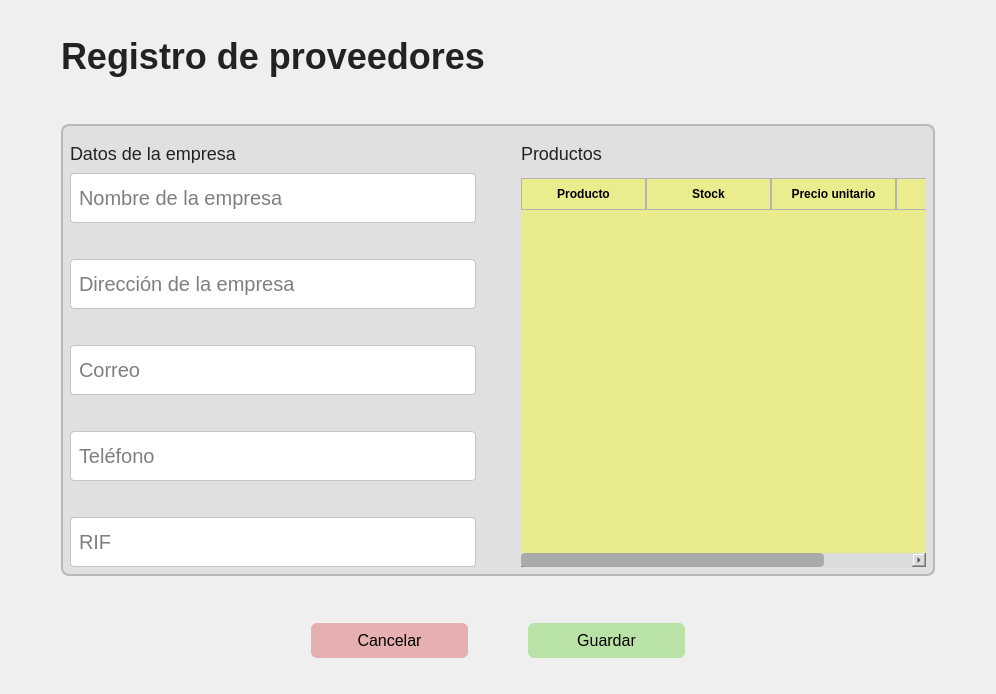
MoralesMortales/SIRCOM, file app/windows/ui/editProviders.ui: the form before one commit.
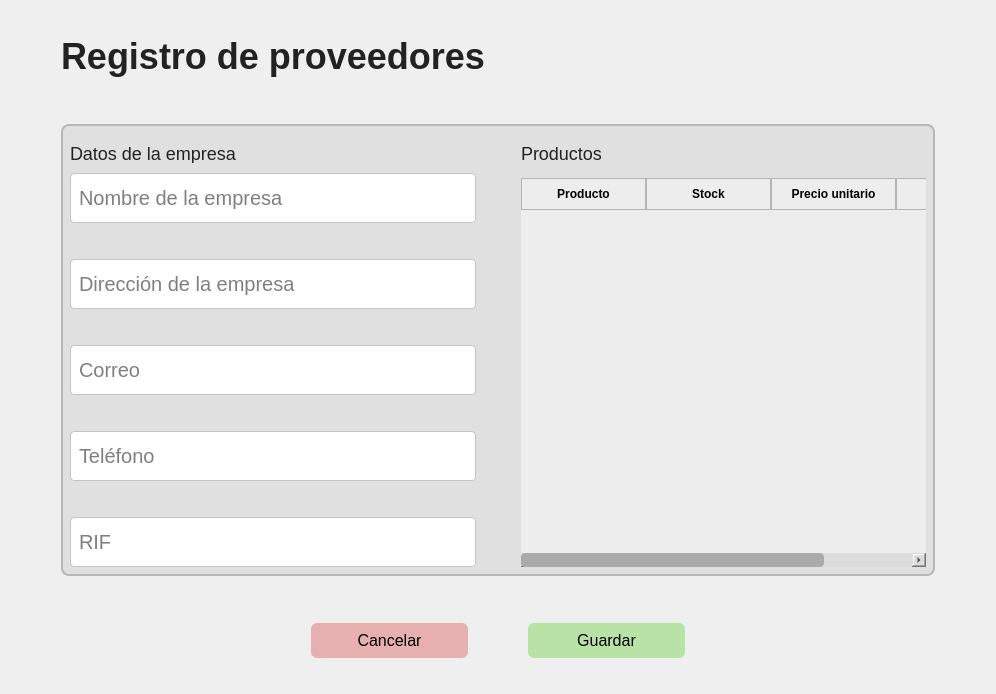
The form after the commit.

Diff of the .ui file:
```diff
--- a/app/windows/ui/editProviders.ui
+++ b/app/windows/ui/editProviders.ui
@@ -28,7 +28,7 @@
 }
 
 #menu {
-    background: #EAEB8C;
+    background: #ededed;
     border-bottom: 1.5px solid #bdbdbd;
 }
 
@@ -105,15 +105,15 @@
 
 
 QTableWidget {
-    background: #EAEB8C;
-    gridline-color: #bcbcbc;
+    background: #ededed;
+    gridline-color: transparent;
     border-radius: 8px;
     font-size: 14px;
     color: #222;
 }
 
 QHeaderView::section {
-    background: #EBEC8D;
+    background: #EDEDED;
     padding: 6px 4px;
     font-weight: bold;
     border: 1px solid #b4b4b4;
```
